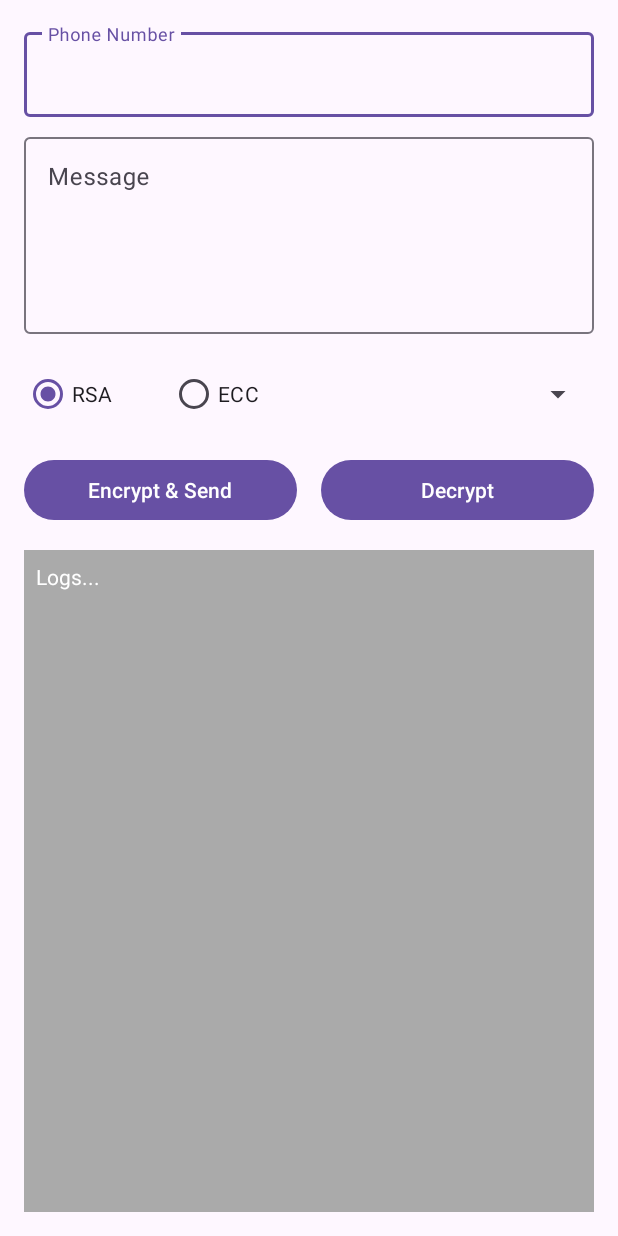
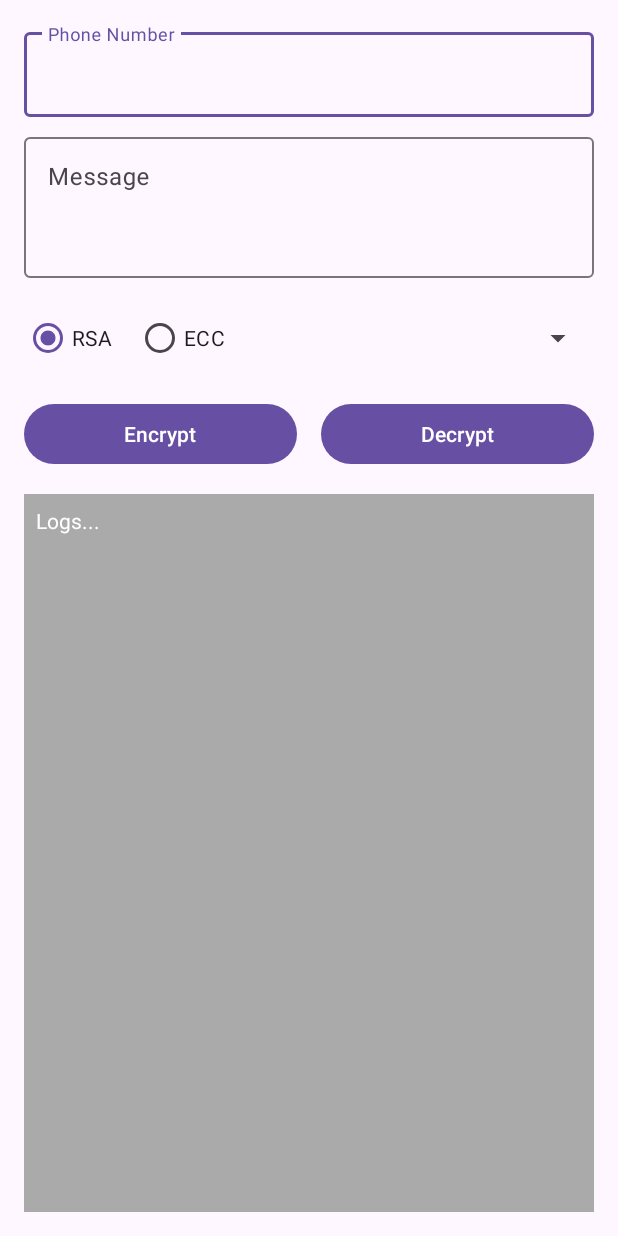
Before and after one commit to dontloseyourheadsu/SecureMessagingApp, an Android app: the layout activity_main.xml on its own in the app's theme, with its tools: preview values and no code run, on a phone screen of 412 x 824 dp. Run offline under Robolectric (Android 15) with nearby library versions, the phone set to English and light mode, and no system bars.

Commit message:
Update responsive ui view

```diff
--- a/app/src/main/res/layout/activity_main.xml
+++ b/app/src/main/res/layout/activity_main.xml
@@ -1,5 +1,6 @@
 <?xml version="1.0" encoding="utf-8"?>
-<androidx.constraintlayout.widget.ConstraintLayout xmlns:android="http://schemas.android.com/apk/res/android"
+<androidx.constraintlayout.widget.ConstraintLayout
+    xmlns:android="http://schemas.android.com/apk/res/android"
     xmlns:app="http://schemas.android.com/apk/res-auto"
     xmlns:tools="http://schemas.android.com/tools"
     android:id="@+id/main"
@@ -11,9 +12,7 @@
         android:id="@+id/phone_number_layout"
         android:layout_width="0dp"
         android:layout_height="wrap_content"
-        android:layout_marginStart="16dp"
-        android:layout_marginTop="16dp"
-        android:layout_marginEnd="16dp"
+        android:layout_margin="16dp"
         app:layout_constraintEnd_toEndOf="parent"
         app:layout_constraintStart_toStartOf="parent"
         app:layout_constraintTop_toTopOf="parent">
@@ -30,9 +29,8 @@
         android:id="@+id/message_layout"
         android:layout_width="0dp"
         android:layout_height="wrap_content"
-        android:layout_marginStart="16dp"
+        android:layout_marginHorizontal="16dp"
         android:layout_marginTop="8dp"
-        android:layout_marginEnd="16dp"
         app:layout_constraintEnd_toEndOf="parent"
         app:layout_constraintStart_toStartOf="parent"
         app:layout_constraintTop_toBottomOf="@id/phone_number_layout">
@@ -43,7 +41,9 @@
             android:layout_height="wrap_content"
             android:gravity="top"
             android:hint="Message"
-            android:lines="5" />
+            android:inputType="textMultiLine|textCapSentences"
+            android:minLines="3"
+            android:maxLines="5" />
     </com.google.android.material.textfield.TextInputLayout>
 
     <RadioGroup
@@ -58,14 +58,15 @@
 
         <RadioButton
             android:id="@+id/rsa_button"
-            android:layout_width="97dp"
+            android:layout_width="wrap_content"
             android:layout_height="wrap_content"
             android:checked="true"
+            android:paddingEnd="16dp"
             android:text="RSA" />
 
         <RadioButton
             android:id="@+id/ecc_button"
-            android:layout_width="101dp"
+            android:layout_width="wrap_content"
             android:layout_height="wrap_content"
             android:text="ECC" />
     </RadioGroup>
@@ -75,6 +76,7 @@
         android:layout_width="wrap_content"
         android:layout_height="wrap_content"
         android:layout_marginEnd="16dp"
+        android:minHeight="48dp"
         app:layout_constraintBottom_toBottomOf="@+id/algorithm_selector"
         app:layout_constraintEnd_toEndOf="parent"
         app:layout_constraintTop_toTopOf="@+id/algorithm_selector" />
@@ -86,7 +88,7 @@
         android:layout_marginStart="16dp"
         android:layout_marginTop="16dp"
         android:layout_marginEnd="8dp"
-        android:text="Encrypt &amp; Send"
+        android:text="Encrypt"
         app:layout_constraintEnd_toStartOf="@+id/decrypt_button"
         app:layout_constraintStart_toStartOf="parent"
         app:layout_constraintTop_toBottomOf="@+id/algorithm_selector" />
@@ -103,23 +105,24 @@
         app:layout_constraintStart_toEndOf="@+id/encrypt_button"
         app:layout_constraintTop_toTopOf="@+id/encrypt_button" />
 
-    <TextView
-        android:id="@+id/log_view"
+    <ScrollView
         android:layout_width="0dp"
         android:layout_height="0dp"
-        android:layout_marginStart="16dp"
-        android:layout_marginTop="16dp"
-        android:layout_marginEnd="16dp"
-        android:layout_marginBottom="16dp"
+        android:layout_margin="16dp"
         android:background="@android:color/darker_gray"
-        android:padding="8dp"
-        android:scrollbars="vertical"
-        android:text="Logs..."
-        android:textAppearance="@style/TextAppearance.AppCompat.Body1"
-        android:textColor="@android:color/white"
         app:layout_constraintBottom_toBottomOf="parent"
         app:layout_constraintEnd_toEndOf="parent"
         app:layout_constraintStart_toStartOf="parent"
-        app:layout_constraintTop_toBottomOf="@+id/encrypt_button" />
+        app:layout_constraintTop_toBottomOf="@+id/encrypt_button">
+
+        <TextView
+            android:id="@+id/log_view"
+            android:layout_width="match_parent"
+            android:layout_height="wrap_content"
+            android:padding="8dp"
+            android:text="Logs..."
+            android:textAppearance="@style/TextAppearance.AppCompat.Body1"
+            android:textColor="@android:color/white" />
+    </ScrollView>
 
 </androidx.constraintlayout.widget.ConstraintLayout>
```
Also changed, not shown: 2 other files.
